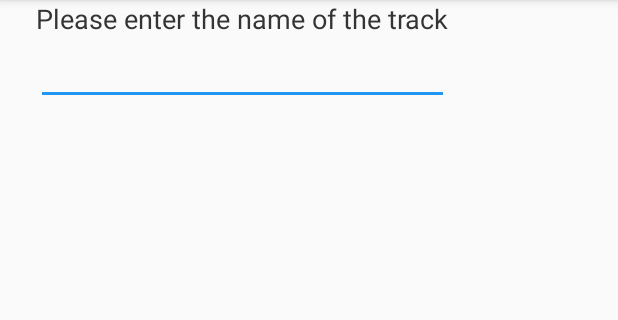
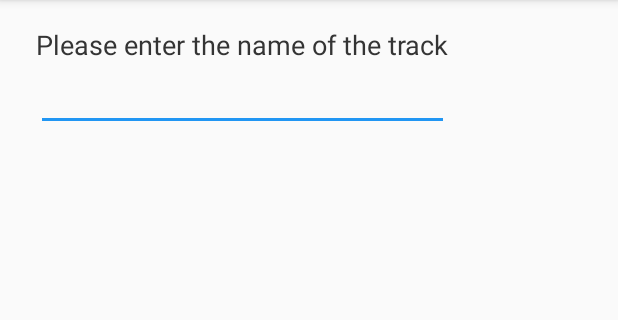
Before and after one commit to Feichta/Runnergy, an Android app: the layout add_change_track_dialog.xml on its own in the app's theme, with its tools: preview values and no code run, on a phone screen of 412 x 824 dp, the part 84-404 px from its top. Run offline under Robolectric (Android 15) with nearby library versions, the phone set to English and light mode, and no system bars.

Commit message:
Fixed bug: Padding in 'add_change_track_dialog'

```diff
--- a/app/src/main/res/layout/add_change_track_dialog.xml
+++ b/app/src/main/res/layout/add_change_track_dialog.xml
@@ -5,6 +5,7 @@
               android:orientation="vertical"
               android:paddingLeft="24dp"
               android:paddingRight="24dp"
+              android:paddingTop="17dp"
               android:theme="@style/AppThemeWithActionBar">
 
     <TextView
```
